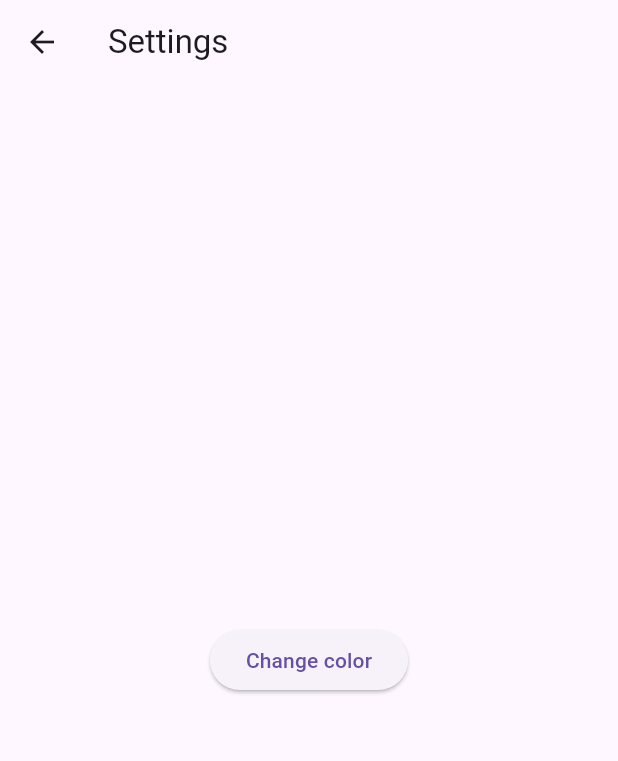
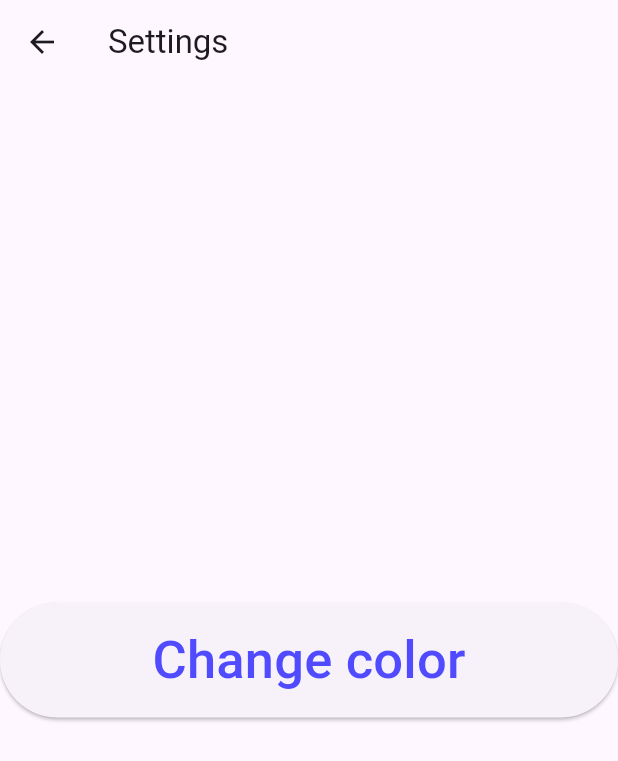
Before and after one commit to RogaJedi/life_counter, a Flutter app: the screen it shows after launch, after a tap on the "settings" icon, on a phone screen of 412 x 824 dp. Shown: the top 761 px of the screen. Run offline on Flutter 3.47's test engine with Material 3 defaults, Android fonts, the phone set to English and light mode, and no system bars; our stand-ins replace flutter_colorpicker; missing offline and left inert: hold_down_button.

Commit message:
updated stuff

```diff
--- a/lib/home_page.dart
+++ b/lib/home_page.dart
@@ -92,6 +92,7 @@ class _HomePageState extends State<HomePage> {
                   return Transform.rotate(
                       angle: 180 * 3.14159 / 180,
                       child: PlayerCard(
+                        playerId: item.id + 1,
                         colorHex: item.colorHex,
                         counter: item.counter,
                         aspectRatio: aspectRatio,
@@ -112,6 +113,7 @@ class _HomePageState extends State<HomePage> {
                   );
                 }
                 return PlayerCard(
+                  playerId: item.id + 1,
                   colorHex: item.colorHex,
                   counter: item.counter,
                   aspectRatio: aspectRatio,
--- a/lib/main.dart
+++ b/lib/main.dart
@@ -3,13 +3,9 @@ import 'package:flutter/services.dart';
 import 'home_page.dart';
 
 void main() {
-  SystemChrome.setEnabledSystemUIMode(SystemUiMode.leanBack);
   WidgetsFlutterBinding.ensureInitialized();
-  SystemChrome.setPreferredOrientations([
-    DeviceOrientation.portraitUp,
-  ]).then((_) {
-    runApp(const MyApp());
-  });
+  SystemChrome.setEnabledSystemUIMode(SystemUiMode.immersiveSticky);
+  runApp(MyApp());
 
 }
 
--- a/lib/settings_page.dart
+++ b/lib/settings_page.dart
@@ -24,7 +24,7 @@ class _SettingsPageState extends State<SettingsPage> {
 
   AlertDialog pickColorForPlayer(BuildContext context, int playerId){
     return AlertDialog(
-      title: Text('Pick a color'),
+      title: const Text('Pick a color'),
       content: SingleChildScrollView(
         child: ColorPicker(
           pickerColor: currentColor,
@@ -34,13 +34,13 @@ class _SettingsPageState extends State<SettingsPage> {
       ),
       actions: <Widget>[
         ElevatedButton(
-            child: Text("Cancel"),
+            child: const Text("Cancel"),
           onPressed: () {
             Navigator.of(context).pop();
           },
         ),
         ElevatedButton(
-          child: Text('Select'),
+          child: const Text('Select'),
           onPressed: () {
             Item newItem = Item(
               colorHex: colorToHex(currentColor),
@@ -57,20 +57,33 @@ class _SettingsPageState extends State<SettingsPage> {
 
   @override
   Widget build(BuildContext context) {
+    double screenWidth = MediaQuery.of(context).size.width;
+    double screenHeight = MediaQuery.of(context).size.height;
+    double aspectRatio = (screenWidth / 2) / (screenHeight / 2);
+    double textSize = aspectRatio * 70;
     return Scaffold(
-      appBar: AppBar(title: Text('Settings')),
+      appBar: AppBar(title: const Text('Settings')),
       body: Center(
+        child: FractionallySizedBox(
+          widthFactor: 1,
+          heightFactor: 0.1,
           child: ElevatedButton(
-          child: Text('Change color'),
+            child: Text(
+              'Change color',
+              style: TextStyle(
+                fontSize: textSize,
+                color: const Color(0xff504bff),
+              ),
+            ),
             onPressed: () {
               showDialog(
                 context: context,
                 builder: (BuildContext context) {
                   return AlertDialog(
-                  title: Text('Pick a player'),
+                    title: const Text('Pick a player'),
                     actions: <Widget>[
                       ElevatedButton(
-                      child: Text('Player 1'),
+                        child: const Text('Player 1'),
                         onPressed: () {
                           showDialog(
                               context: context,
@@ -81,7 +94,7 @@ class _SettingsPageState extends State<SettingsPage> {
                         },
                       ),
                       ElevatedButton(
-                      child: Text('Player 2'),
+                        child: const Text('Player 2'),
                         onPressed: () {
                           showDialog(
                             context: context,
@@ -92,7 +105,7 @@ class _SettingsPageState extends State<SettingsPage> {
                         },
                       ),
                       ElevatedButton(
-                      child: Text('Player 3'),
+                        child: const Text('Player 3'),
                         onPressed: () {
                           showDialog(
                             context: context,
@@ -103,7 +116,7 @@ class _SettingsPageState extends State<SettingsPage> {
                         },
                       ),
                       ElevatedButton(
-                      child: Text('Player 4'),
+                        child: const Text('Player 4'),
                         onPressed: () {
                           showDialog(
                             context: context,
@@ -114,7 +127,7 @@ class _SettingsPageState extends State<SettingsPage> {
                         },
                       ),
                       ElevatedButton(
-                      child: Text("Cancel"),
+                        child: const Text("Cancel"),
                         onPressed: () {
                           Navigator.of(context).pop();
                         },
@@ -126,6 +139,7 @@ class _SettingsPageState extends State<SettingsPage> {
             },
           ),
         ),
+      ),
     );
   }
 }
```
Also changed, not shown: lib/item_card.dart (+17 -4 lines), lib/player_card.dart (+6 -2 lines). Lines whose indentation alone changed are shown as unchanged.
